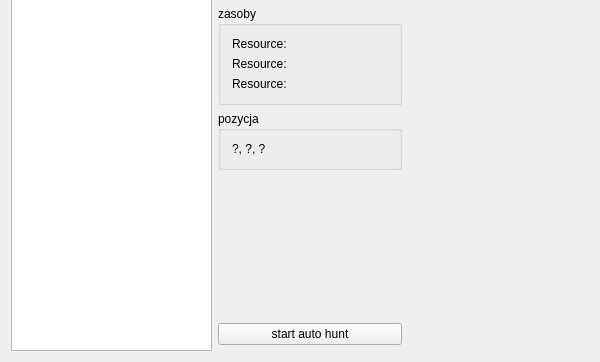
Before: the Qt Designer form sources/MainMenu.ui in Groundy/CrackerJack, drawn with Qt 5; both pictures show x 0 to 600 and y 238 to 600 of the 600 by 600 pixel window.
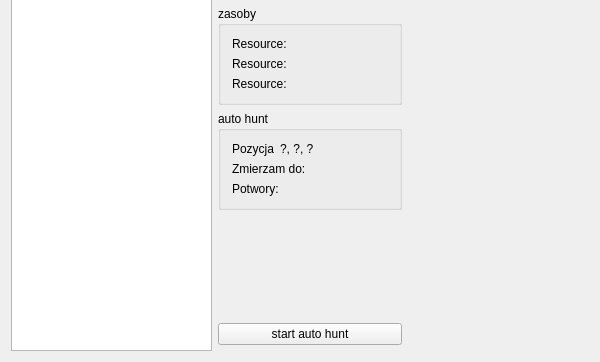
After: the same form once the commit is applied.

```diff
--- a/sources/MainMenu.ui
+++ b/sources/MainMenu.ui
@@ -353,15 +353,98 @@
    <item row="4" column="1">
     <widget class="QGroupBox" name="playerPosGroup">
      <property name="title">
-      <string>pozycja</string>
+      <string>auto hunt</string>
      </property>
      <layout class="QVBoxLayout" name="verticalLayout">
       <item>
-       <widget class="QLabel" name="positonLabel">
-        <property name="text">
-         <string>?, ?, ?</string>
-        </property>
-       </widget>
+       <layout class="QHBoxLayout" name="horizontalLayout">
+        <item>
+         <widget class="QLabel" name="constPositionLabel">
+          <property name="sizePolicy">
+           <sizepolicy hsizetype="Minimum" vsizetype="Preferred">
+            <horstretch>0</horstretch>
+            <verstretch>0</verstretch>
+           </sizepolicy>
+          </property>
+          <property name="text">
+           <string>Pozycja</string>
+          </property>
+         </widget>
+        </item>
+        <item>
+         <widget class="QLabel" name="positonLabel">
+          <property name="sizePolicy">
+           <sizepolicy hsizetype="Expanding" vsizetype="Preferred">
+            <horstretch>0</horstretch>
+            <verstretch>0</verstretch>
+           </sizepolicy>
+          </property>
+          <property name="text">
+           <string>?, ?, ?</string>
+          </property>
+         </widget>
+        </item>
+       </layout>
+      </item>
+      <item>
+       <layout class="QHBoxLayout" name="horizontalLayout_3">
+        <item>
+         <widget class="QLabel" name="constHeadingLabel">
+          <property name="sizePolicy">
+           <sizepolicy hsizetype="Minimum" vsizetype="Preferred">
+            <horstretch>0</horstretch>
+            <verstretch>0</verstretch>
+           </sizepolicy>
+          </property>
+          <property name="text">
+           <string>Zmierzam do: </string>
+          </property>
+         </widget>
+        </item>
+        <item>
+         <widget class="QLabel" name="headinglabel">
+          <property name="sizePolicy">
+           <sizepolicy hsizetype="Expanding" vsizetype="Preferred">
+            <horstretch>0</horstretch>
+            <verstretch>0</verstretch>
+           </sizepolicy>
+          </property>
+          <property name="text">
+           <string/>
+          </property>
+         </widget>
+        </item>
+       </layout>
+      </item>
+      <item>
+       <layout class="QHBoxLayout" name="horizontalLayout_4">
+        <item>
+         <widget class="QLabel" name="constEnemiesBattleLabel">
+          <property name="sizePolicy">
+           <sizepolicy hsizetype="Minimum" vsizetype="Preferred">
+            <horstretch>0</horstretch>
+            <verstretch>0</verstretch>
+           </sizepolicy>
+          </property>
+          <property name="text">
+           <string>Potwory: </string>
+          </property>
+         </widget>
+        </item>
+        <item>
+         <widget class="QLabel" name="enemiesBattleLabel">
+          <property name="sizePolicy">
+           <sizepolicy hsizetype="Expanding" vsizetype="Preferred">
+            <horstretch>0</horstretch>
+            <verstretch>0</verstretch>
+           </sizepolicy>
+          </property>
+          <property name="text">
+           <string/>
+          </property>
+         </widget>
+        </item>
+       </layout>
       </item>
      </layout>
     </widget>
```
